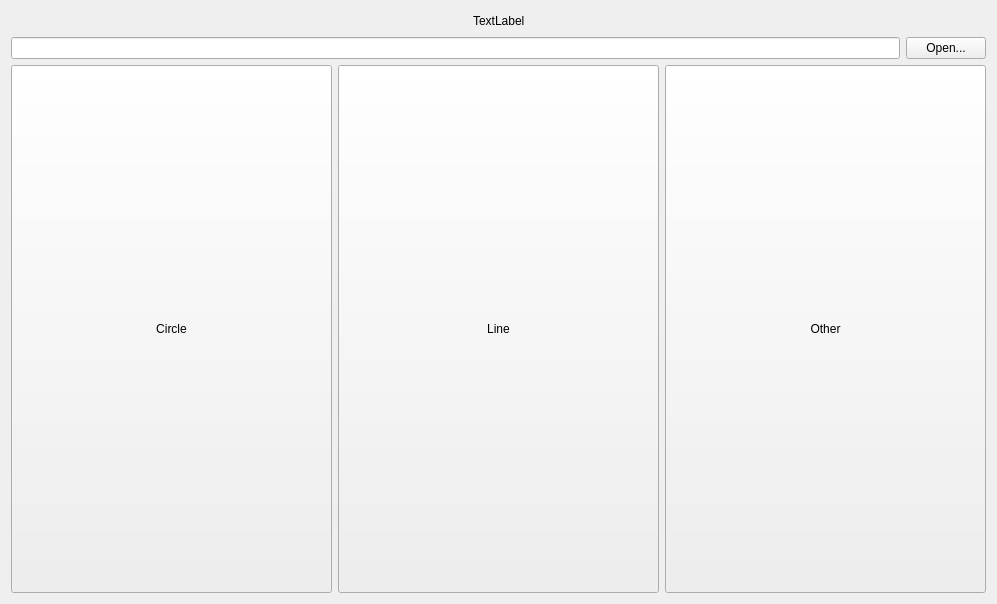
Mactarvish/ImageMarker, file ImageMarker.ui: the form before one commit.
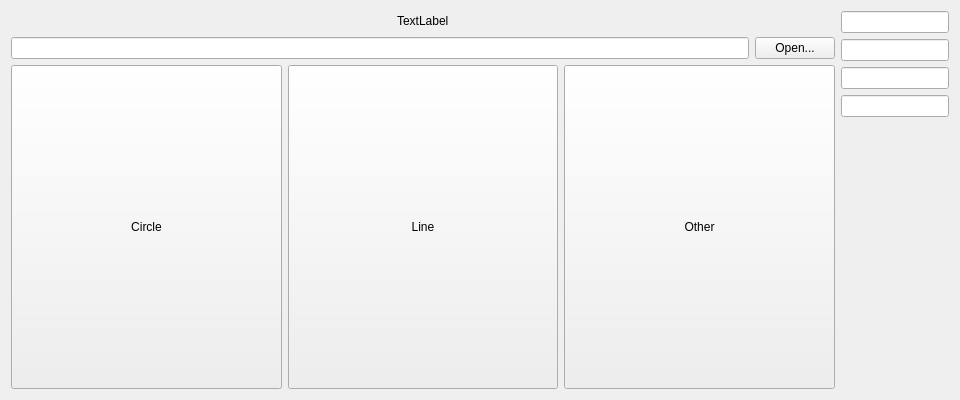
The form after the commit.

Commit message: Initially finished storaging labels using sqlite.

```diff
--- a/ImageMarker.ui
+++ b/ImageMarker.ui
@@ -6,8 +6,8 @@
    <rect>
     <x>0</x>
     <y>0</y>
-    <width>997</width>
-    <height>604</height>
+    <width>960</width>
+    <height>400</height>
    </rect>
   </property>
   <property name="windowTitle">
@@ -15,6 +15,8 @@
   </property>
   <layout class="QGridLayout" name="gridLayout">
    <item row="0" column="0">
+    <layout class="QVBoxLayout" name="verticalLayout">
+     <item>
     <layout class="QHBoxLayout" name="horizontalLayout_2">
      <item>
       <spacer name="horizontalSpacer">
@@ -57,7 +59,7 @@
      </item>
     </layout>
    </item>
-   <item row="1" column="0">
+     <item>
     <layout class="QHBoxLayout" name="horizontalLayout_3">
      <property name="sizeConstraint">
       <enum>QLayout::SetDefaultConstraint</enum>
@@ -84,7 +86,7 @@
      </item>
     </layout>
    </item>
-   <item row="2" column="0">
+     <item>
     <layout class="QHBoxLayout" name="horizontalLayout">
      <item>
       <widget class="QPushButton" name="button_circle">
@@ -148,6 +150,77 @@
         <string>3</string>
        </property>
       </widget>
+       </item>
+      </layout>
+     </item>
+    </layout>
+   </item>
+   <item row="0" column="1">
+    <layout class="QVBoxLayout" name="verticalLayout_2">
+     <item>
+      <widget class="QLineEdit" name="lineEdit_P1">
+       <property name="sizePolicy">
+        <sizepolicy hsizetype="Fixed" vsizetype="Fixed">
+         <horstretch>0</horstretch>
+         <verstretch>0</verstretch>
+        </sizepolicy>
+       </property>
+       <property name="focusPolicy">
+        <enum>Qt::NoFocus</enum>
+       </property>
+      </widget>
+     </item>
+     <item>
+      <widget class="QLineEdit" name="lineEdit_3">
+       <property name="sizePolicy">
+        <sizepolicy hsizetype="Fixed" vsizetype="Fixed">
+         <horstretch>0</horstretch>
+         <verstretch>0</verstretch>
+        </sizepolicy>
+       </property>
+       <property name="focusPolicy">
+        <enum>Qt::NoFocus</enum>
+       </property>
+      </widget>
+     </item>
+     <item>
+      <widget class="QLineEdit" name="lineEdit_4">
+       <property name="sizePolicy">
+        <sizepolicy hsizetype="Fixed" vsizetype="Fixed">
+         <horstretch>0</horstretch>
+         <verstretch>0</verstretch>
+        </sizepolicy>
+       </property>
+       <property name="focusPolicy">
+        <enum>Qt::NoFocus</enum>
+       </property>
+      </widget>
+     </item>
+     <item>
+      <widget class="QLineEdit" name="lineEdit_5">
+       <property name="sizePolicy">
+        <sizepolicy hsizetype="Fixed" vsizetype="Fixed">
+         <horstretch>0</horstretch>
+         <verstretch>0</verstretch>
+        </sizepolicy>
+       </property>
+       <property name="focusPolicy">
+        <enum>Qt::NoFocus</enum>
+       </property>
+      </widget>
+     </item>
+     <item>
+      <spacer name="verticalSpacer">
+       <property name="orientation">
+        <enum>Qt::Vertical</enum>
+       </property>
+       <property name="sizeHint" stdset="0">
+        <size>
+         <width>20</width>
+         <height>40</height>
+        </size>
+       </property>
+      </spacer>
      </item>
     </layout>
    </item>
```
Lines whose indentation alone changed are shown as unchanged. The commit also changes 5 other files.
